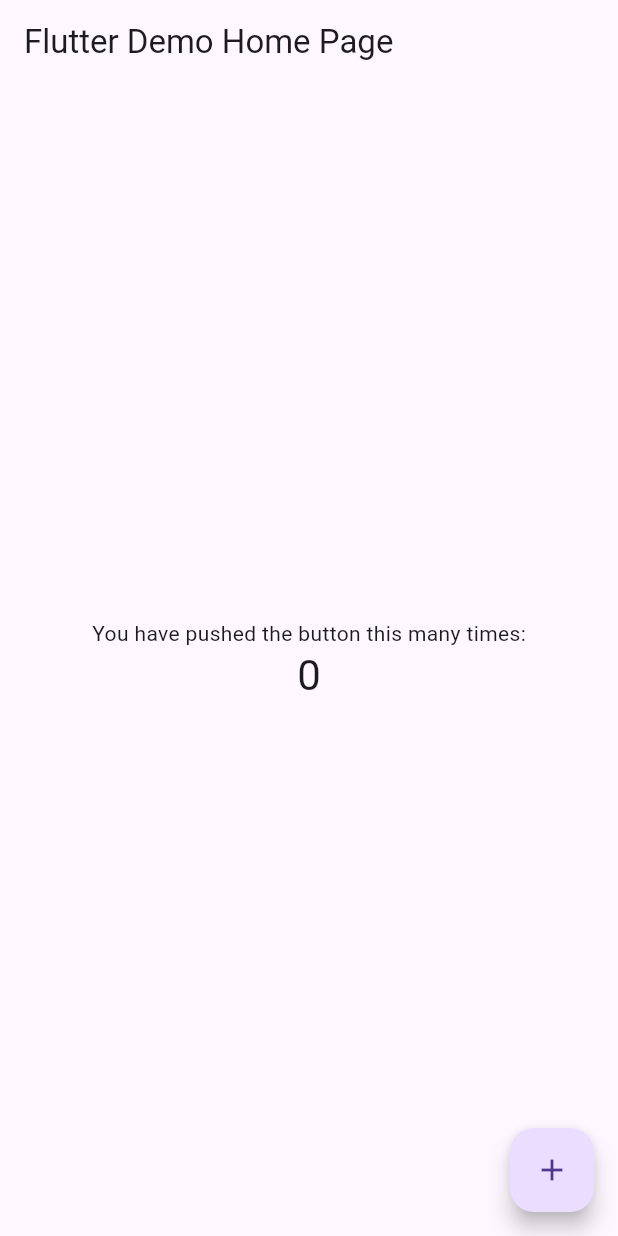
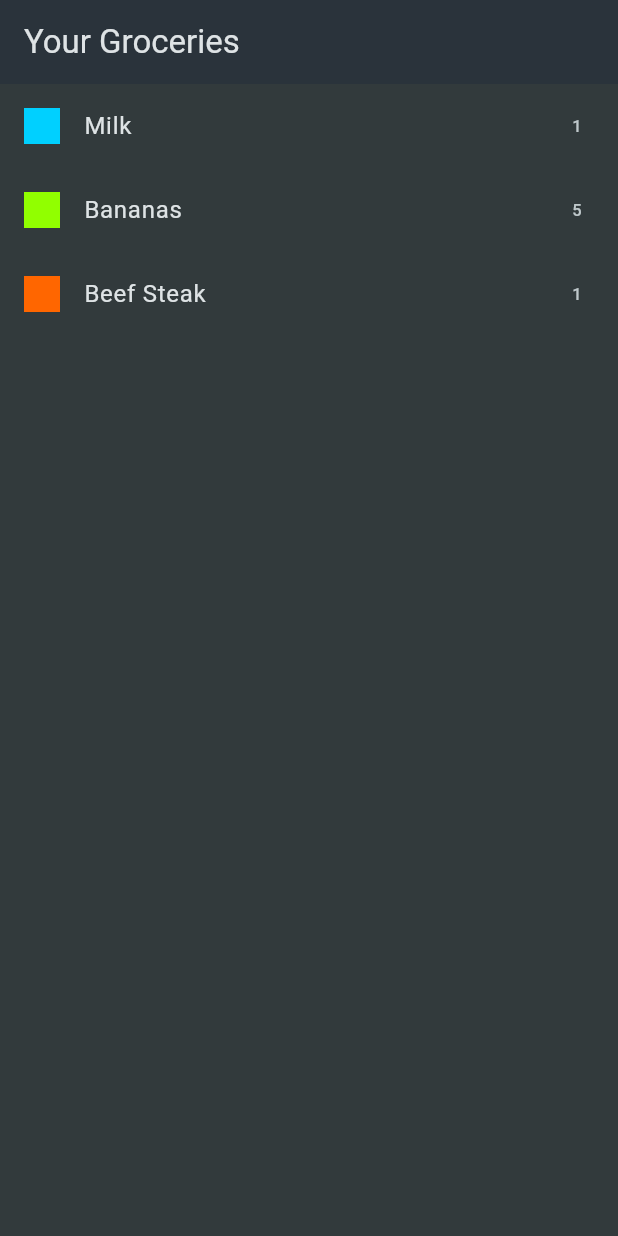
Before and after one commit to engineer-dilnawaz/flutter_groceries_app, a Flutter app: the screen it shows after launch, on a phone screen of 412 x 824 dp. Run offline on Flutter 3.47's test engine with Material 3 defaults, Android fonts, the phone set to English and light mode, and no system bars.

Commit message:
Add categories, grocery items, and grocery list functionality

```diff
--- /dev/null
+++ b/lib/data/dummy_items.dart
@@ -0,0 +1,24 @@
+import 'package:flutter_groceries_app/models/category.dart';
+import 'package:flutter_groceries_app/models/grocery_item.dart';
+import 'package:flutter_groceries_app/data/categories.dart';
+
+var groceryItems = [
+  GroceryItem(
+    id: 'a',
+    name: 'Milk',
+    quantity: 1,
+    category: categories[Categories.dairy]!,
+  ),
+  GroceryItem(
+    id: 'b',
+    name: 'Bananas',
+    quantity: 5,
+    category: categories[Categories.fruit]!,
+  ),
+  GroceryItem(
+    id: 'c',
+    name: 'Beef Steak',
+    quantity: 1,
+    category: categories[Categories.meat]!,
+  ),
+];
--- a/lib/main.dart
+++ b/lib/main.dart
@@ -1,6 +1,9 @@
 import 'package:flutter/material.dart';
+import 'package:flutter_groceries_app/widgets/grocery_list.dart';
 
-void main() => runApp(const MyApp());
+void main() {
+  runApp(const MyApp());
+}
 
 class MyApp extends StatelessWidget {
   const MyApp({super.key});
@@ -9,102 +12,16 @@ class MyApp extends StatelessWidget {
   @override
   Widget build(BuildContext context) {
     return MaterialApp(
-      title: 'Flutter Demo',
-      theme: ThemeData(
-        // This is the theme of your application.
-        //
-        // Try running your application with "flutter run". You'll see the
-        // application has a blue toolbar. Then, without quitting the app, try
-        // changing the primarySwatch below to Colors.green and then invoke
-        // "hot reload" (press "r" in the console where you ran "flutter run",
-        // or press Run > Flutter Hot Reload in a Flutter IDE). Notice that the
-        // counter didn't reset back to zero; the application is not restarted.
-        primarySwatch: Colors.blue,
+      title: 'Flutter Groceries',
+      theme: ThemeData.dark().copyWith(
+        colorScheme: ColorScheme.fromSeed(
+          seedColor: const Color.fromARGB(255, 147, 229, 250),
+          brightness: Brightness.dark,
+          surface: const Color.fromARGB(255, 42, 51, 59),
+        ),
+        scaffoldBackgroundColor: const Color.fromARGB(255, 50, 58, 60),
       ),
-      home: const MyHomePage(title: 'Flutter Demo Home Page'),
+      home: GroceryList(),
     );
   }
 }
-
-class MyHomePage extends StatefulWidget {
-  const MyHomePage({super.key, required this.title});
-
-  // This widget is the home page of your application. It is stateful, meaning
-  // that it has a State object (defined below) that contains fields that affect
-  // how it looks.
-
-  // This class is the configuration for the state. It holds the values (in this
-  // case the title) provided by the parent (in this case the App widget) and
-  // used by the build method of the State. Fields in a Widget subclass are
-  // always marked "final".
-
-  final String title;
-
-  @override
-  State<MyHomePage> createState() => _MyHomePageState();
-}
-
-class _MyHomePageState extends State<MyHomePage> {
-  int _counter = 0;
-
-  void _incrementCounter() {
-    setState(() {
-      // This call to setState tells the Flutter framework that something has
-      // changed in this State, which causes it to rerun the build method below
-      // so that the display can reflect the updated values. If we changed
-      // _counter without calling setState(), then the build method would not be
-      // called again, and so nothing would appear to happen.
-      _counter++;
-    });
-  }
-
-  @override
-  Widget build(BuildContext context) {
-    // This method is rerun every time setState is called, for instance as done
-    // by the _incrementCounter method above.
-    //
-    // The Flutter framework has been optimized to make rerunning build methods
-    // fast, so that you can just rebuild anything that needs updating rather
-    // than having to individually change instances of widgets.
-    return Scaffold(
-      appBar: AppBar(
-        // Here we take the value from the MyHomePage object that was created by
-        // the App.build method, and use it to set our appbar title.
-        title: Text(widget.title),
-      ),
-      body: Center(
-        // Center is a layout widget. It takes a single child and positions it
-        // in the middle of the parent.
-        child: Column(
-          // Column is also a layout widget. It takes a list of children and
-          // arranges them vertically. By default, it sizes itself to fit its
-          // children horizontally, and tries to be as tall as its parent.
-          //
-          // Invoke "debug painting" (press "p" in the console, choose the
-          // "Toggle Debug Paint" action from the Flutter Inspector in Android
-          // Studio, or the "Toggle Debug Paint" command in Visual Studio Code)
-          // to see the wireframe for each widget.
-          //
-          // Column has various properties to control how it sizes itself and
-          // how it positions its children. Here we use mainAxisAlignment to
-          // center the children vertically; the main axis here is the vertical
-          // axis because Columns are vertical (the cross axis would be
-          // horizontal).
-          mainAxisAlignment: MainAxisAlignment.center,
-          children: <Widget>[
-            const Text('You have pushed the button this many times:'),
-            Text(
-              '$_counter',
-              style: Theme.of(context).textTheme.headlineMedium,
-            ),
-          ],
-        ),
-      ),
-      floatingActionButton: FloatingActionButton(
-        onPressed: _incrementCounter,
-        tooltip: 'Increment',
-        child: const Icon(Icons.add),
-      ), // This trailing comma makes auto-formatting nicer for build methods.
-    );
-  }
-}
--- /dev/null
+++ b/lib/widgets/grocery_list.dart
@@ -0,0 +1,27 @@
+import 'package:flutter/material.dart';
+import 'package:flutter_groceries_app/data/dummy_items.dart';
+
+class GroceryList extends StatelessWidget {
+  const GroceryList({super.key});
+
+  @override
+  Widget build(BuildContext context) {
+    return Scaffold(
+      appBar: AppBar(title: Text('Your Groceries')),
+      body: ListView.builder(
+        itemCount: groceryItems.length,
+        itemBuilder: (ctx, index) {
+          return ListTile(
+            title: Text(groceryItems[index].name),
+            leading: Container(
+              width: 24,
+              height: 24,
+              color: groceryItems[index].category.color,
+            ),
+            trailing: Text(groceryItems[index].quantity.toString()),
+          );
+        },
+      ),
+    );
+  }
+}
```
Also changed, not shown: lib/data/categories.dart (added, +22 -0 lines), lib/models/category.dart (added, +21 -0 lines), lib/models/grocery_item.dart (added, +15 -0 lines).
